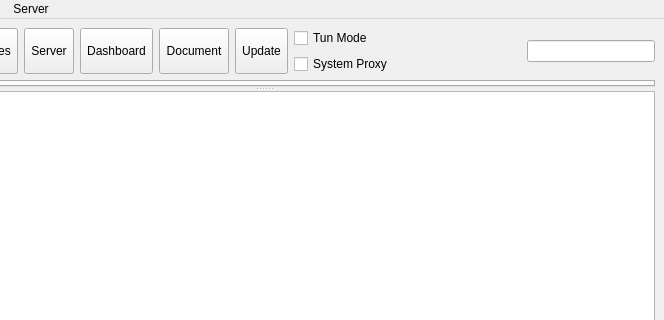
Above: ui/mainwindow.ui from Restia-Ashbell/nekobox before the change; both pictures show x 136 to 800 and y 0 to 320 of the 800 by 600 pixel window. Below: the same form after it.
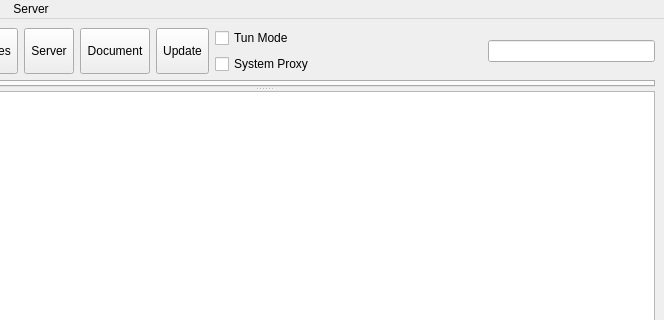
That is the form after the change. Icons and pictures are not drawn.

Commit message: refactor: optimize toolbar menu

Patch:
```diff
--- a/ui/mainwindow.ui
+++ b/ui/mainwindow.ui
@@ -107,34 +107,6 @@
         </property>
        </widget>
       </item>
-      <item>
-       <widget class="QToolButton" name="toolButton_dashboard">
-        <property name="sizePolicy">
-         <sizepolicy hsizetype="Preferred" vsizetype="Preferred">
-          <horstretch>0</horstretch>
-          <verstretch>0</verstretch>
-         </sizepolicy>
-        </property>
-        <property name="text">
-         <string>Dashboard</string>
-        </property>
-        <property name="icon">
-         <iconset theme="applications-internet"/>
-        </property>
-        <property name="iconSize">
-         <size>
-          <width>24</width>
-          <height>24</height>
-         </size>
-        </property>
-        <property name="popupMode">
-         <enum>QToolButton::ToolButtonPopupMode::InstantPopup</enum>
-        </property>
-        <property name="toolButtonStyle">
-         <enum>Qt::ToolButtonStyle::ToolButtonTextUnderIcon</enum>
-        </property>
-       </widget>
-      </item>
       <item>
        <widget class="QToolButton" name="toolButton_document">
         <property name="sizePolicy">
```
Left out of the diff: 30 changed lines with no effect on the pictures. The commit also changes 4 other files.
